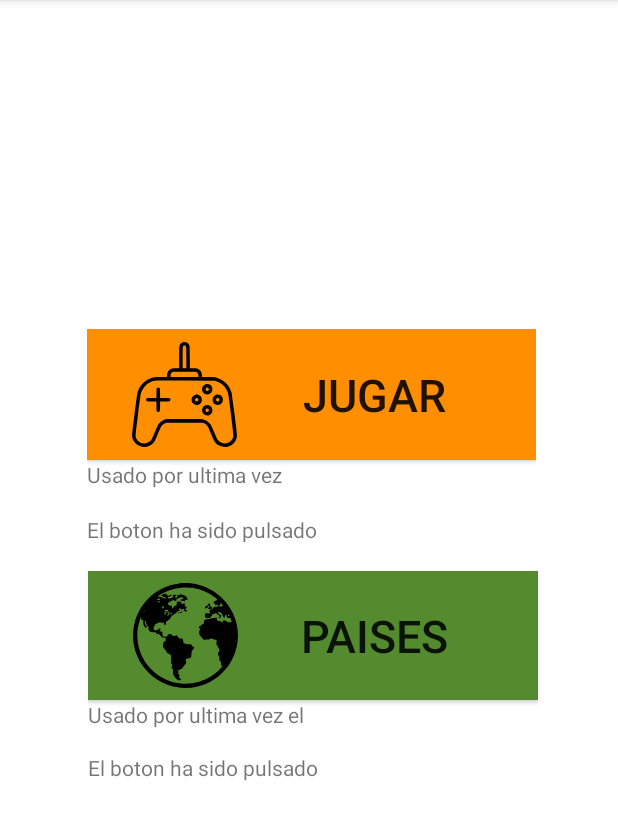
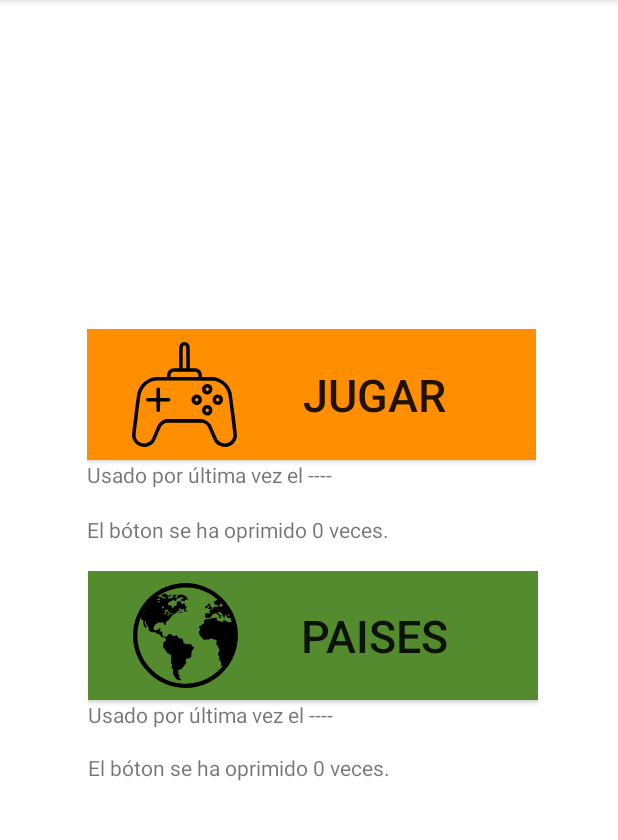
Before and after one commit to paez49/Taller1_CompuMovil, an Android app: the screen it shows after launch (MainActivity), on a phone screen of 412 x 824 dp, the part 84-924 px from its top. Run offline under Robolectric (Android 15) with nearby library versions, the phone set to English and light mode, and no system bars.

Commit message:
Change stupid ideas from paez

```diff
--- a/app/src/main/java/com/example/tallercompumovilr/MainActivity.java
+++ b/app/src/main/java/com/example/tallercompumovilr/MainActivity.java
@@ -25,13 +25,8 @@ public class MainActivity extends AppCompatActivity {
         mainBinding = ActivityMainBinding.inflate(getLayoutInflater());
         setContentView(mainBinding.getRoot());
         super.onCreate(savedInstanceState);
-        setContentView(R.layout.activity_main);
+        setContentView(mainBinding.getRoot());
 
-        mainBinding.countClickGame.setText(String.format("El bóton se ha oprimido %d veces.",cantiPlay));
-        mainBinding.countClickCountry.setText(String.format("El bóton se ha oprimido %d veces.",cantiPais));
-
-        mainBinding.dateClickGame.setText(String.format("Usado por última vez el %s",auxFechaPlay));
-        mainBinding.dateClickCountry.setText(String.format("Usado por última vez el %s",auxFechaPais));
     }
 
     @Override
@@ -45,17 +40,19 @@ public class MainActivity extends AppCompatActivity {
     }
     public void jugar(View view){
         Intent intentGame = new Intent(this,GameActivity.class);
-        startActivity(intentGame);
         cantiPlay++;
         datePlay = new Date();
         auxFechaPlay = sdf.format(datePlay);
+        startActivity(intentGame);
+
     }
     public void paises(View view){
         Intent intentCountries = new Intent(this,CountriesAcitvity.class);
-        startActivity(intentCountries);
         cantiPais++;
         datePais = new Date();
         auxFechaPais = sdf.format(datePais);
+        startActivity(intentCountries);
+
     }
 
 
```
